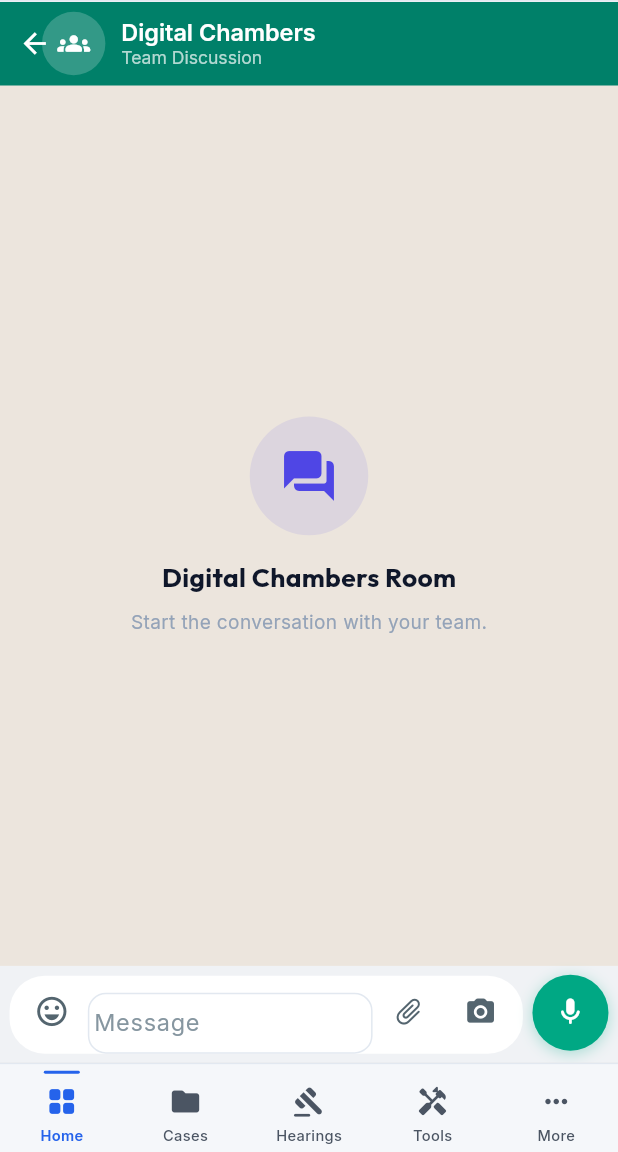
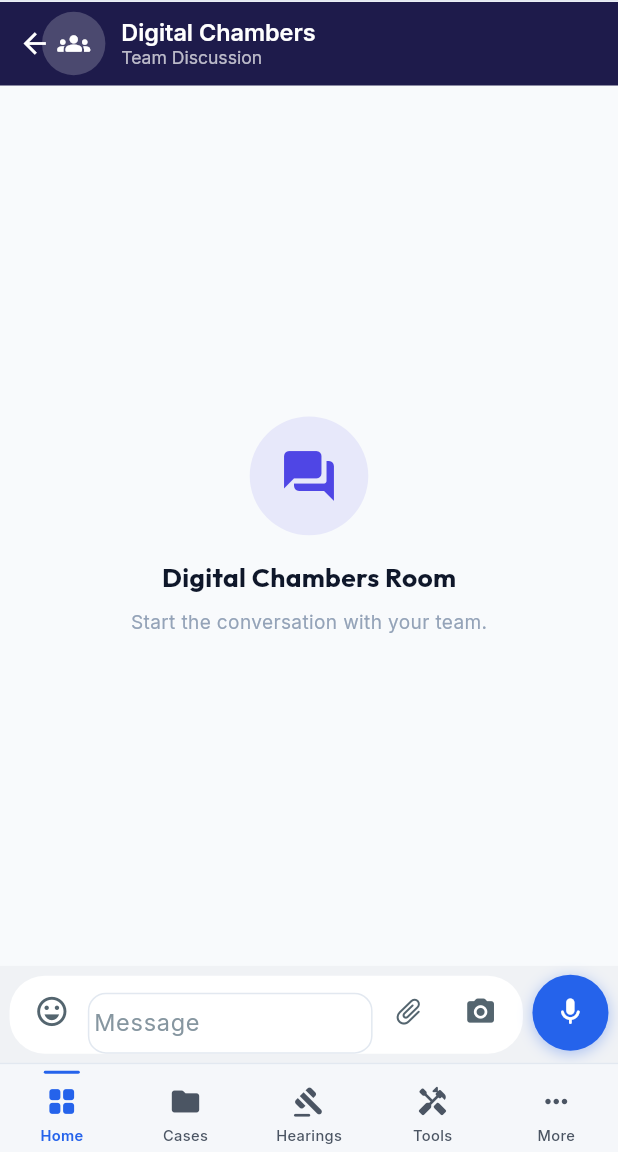
Before and after one commit to AMJATH604/Caseflow_Mobile-, a Flutter app: the ChambersChatScreen screen opened by its route, on a phone screen of 412 x 824 dp, the part 84-1236 px from its top. Run offline on Flutter 3.47's test engine with Material 3 defaults, Android fonts, the phone set to English and light mode, and no system bars; our stand-ins replace audioplayers, connectivity_plus, dio, file_picker, firebase_analytics, firebase_core and 19 more; missing offline and left inert: google_mlkit_text_recognition, image_gallery_saver_plus, pdfx, razorpay_flutter, record, syncfusion_flutter_pdf; accounts and stored records are empty; network calls fail; statements that could not run were skipped.

Commit message:
fix: redesign chat bubble colors to clean white/indigo, update voice player styling, and upgrade notification payload routing

```diff
--- a/apps/mobile/lib/components/chat/chat_input_bar.dart
+++ b/apps/mobile/lib/components/chat/chat_input_bar.dart
@@ -42,9 +42,9 @@ class ChatInputBar extends StatelessWidget {
     this.onTextChanged,
   });
 
-  // WhatsApp teal accent
-  static const _teal = Color(0xFF00A884);
-  static const _tealDark = Color(0xFF005C4B);
+  // Accent blue styling
+  static const _accentBlue = Color(0xFF2563EB);
+  static const _accentDark = Color(0xFF1D4ED8);
 
   String _formatDuration(int seconds) {
     final m = seconds ~/ 60;
@@ -295,11 +295,11 @@ class ChatInputBar extends StatelessWidget {
           width: 48.w,
           height: 48.w,
           decoration: BoxDecoration(
-            color: isDark ? _tealDark : _teal,
+            color: isDark ? _accentDark : _accentBlue,
             shape: BoxShape.circle,
             boxShadow: [
               BoxShadow(
-                color: (isDark ? _tealDark : _teal).withValues(alpha: 0.3),
+                color: (isDark ? _accentDark : _accentBlue).withValues(alpha: 0.35),
                 blurRadius: 8,
                 offset: const Offset(0, 2),
               ),
--- a/apps/mobile/lib/pages/chambers_chat_screen.dart
+++ b/apps/mobile/lib/pages/chambers_chat_screen.dart
@@ -745,10 +745,10 @@ class _ChambersChatScreenState extends ConsumerState<ChambersChatScreen> {
     if (_profile == null) {
       return Scaffold(
         backgroundColor:
-            isDark ? const Color(0xFF0B141A) : const Color(0xFFECE5DD),
+            isDark ? const Color(0xFF090D16) : const Color(0xFFF8FAFC),
         body: Center(
           child: CircularProgressIndicator(
-            color: isDark ? const Color(0xFF00A884) : const Color(0xFF008069),
+            color: AppTheme.accent,
           ),
         ),
       );
@@ -762,9 +762,9 @@ class _ChambersChatScreenState extends ConsumerState<ChambersChatScreen> {
 
     return Scaffold(
       backgroundColor:
-          isDark ? const Color(0xFF0B141A) : const Color(0xFFECE5DD),
+          isDark ? const Color(0xFF090D16) : const Color(0xFFF8FAFC),
       appBar: AppBar(
-        backgroundColor: isDark ? const Color(0xFF202C33) : const Color(0xFF008069),
+        backgroundColor: isDark ? const Color(0xFF0F172A) : const Color(0xFF1E1B4B),
         foregroundColor: Colors.white,
         elevation: 0,
         scrolledUnderElevation: 0,
```
Also changed, not shown: apps/mobile/lib/components/chat/chat_bubble.dart (+23 -15 lines), apps/mobile/lib/components/chat/chat_voice_bubble.dart (+27 -19 lines), apps/mobile/lib/pages/dm_chat_screen.dart (+4 -4 lines), apps/mobile/lib/services/fcm_service.dart (+7 -2 lines).
